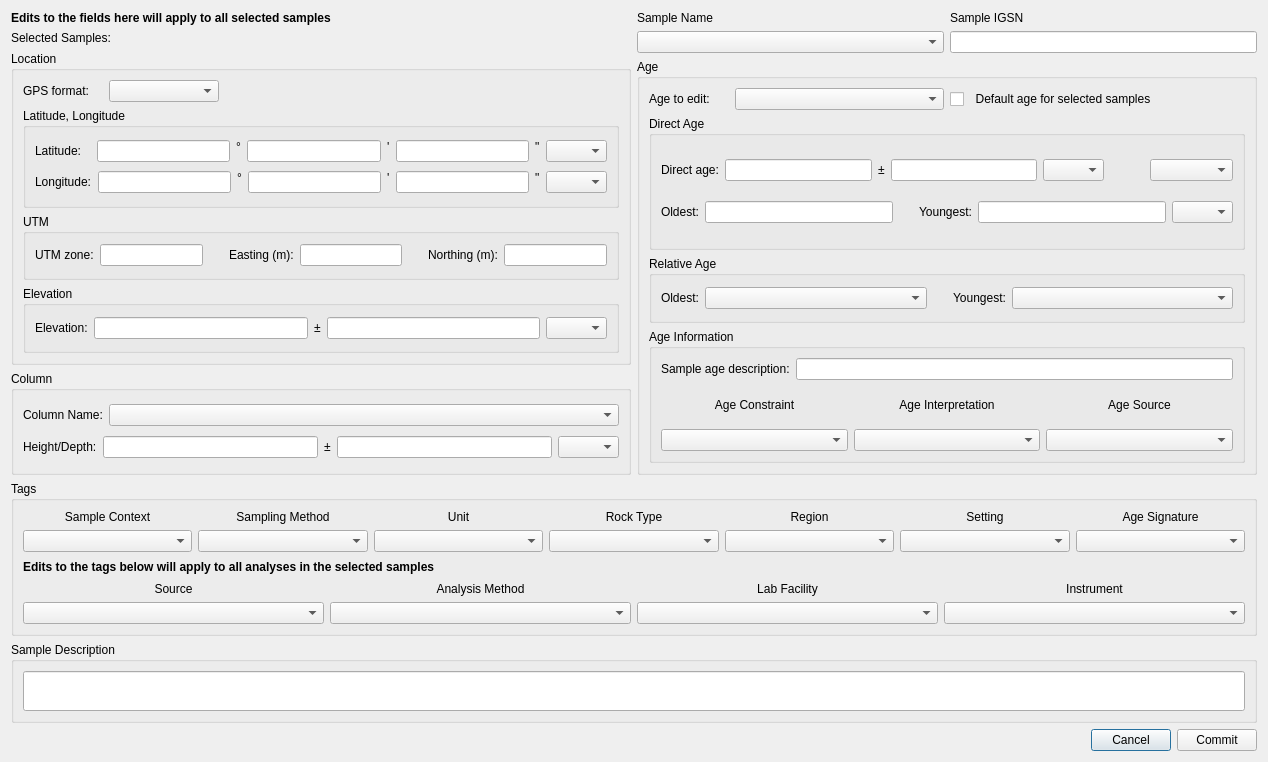
Old version of the form ui/SampleInformation.ui in the repository kathrynmetcalf/GeoCORK.
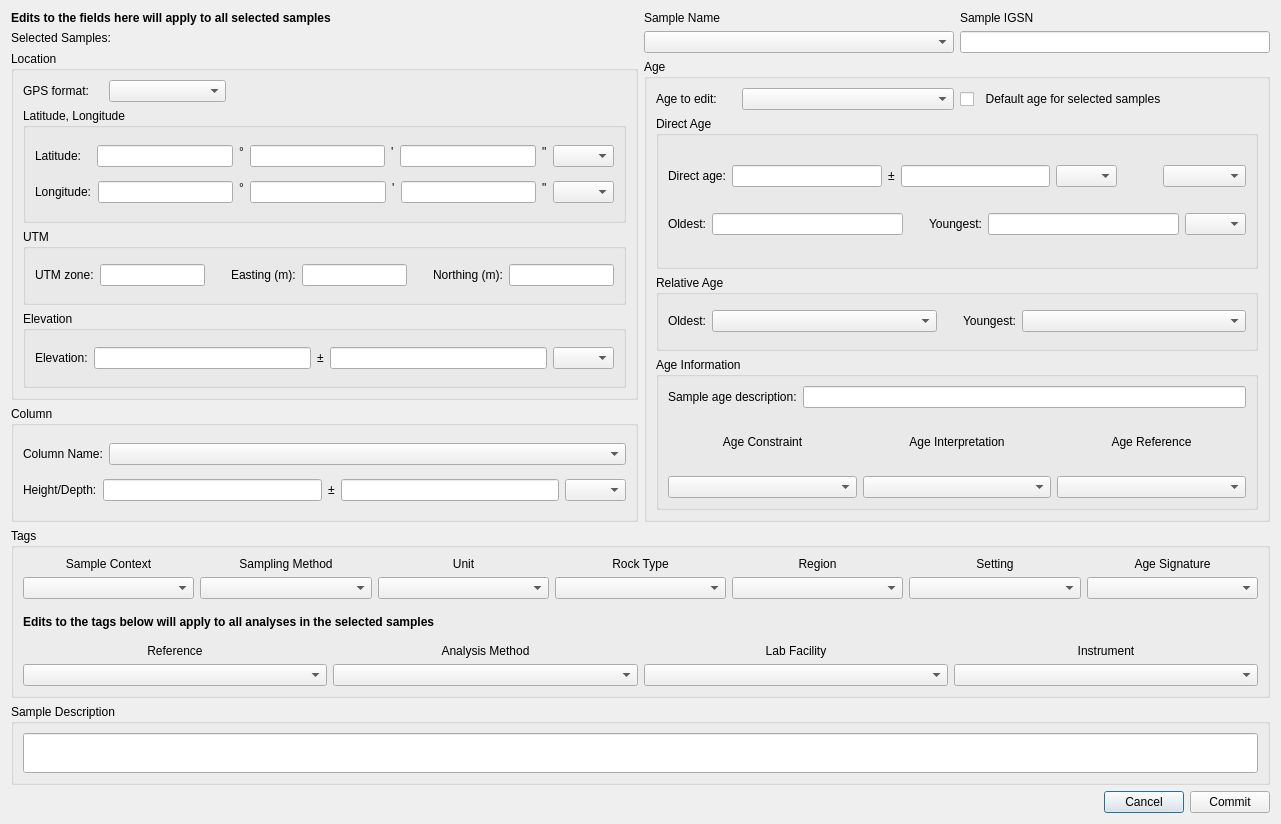
New version of the form. Custom widgets are drawn as their Qt base class.

Commit message: Changed all tables with "Type" to "Format", updated all references I could find. Updated all references to References. Created Database_converter.py to convert the file Jarrod and Brennan made to work with the new schema. Requires a blank db in the current schema to compare with. Mostly works, but a few issues. Once the database is set, GeoChron is taking forever to load with the larger file. Trying to figure out where it is getting hung up.

What changed in the file:
```diff
--- a/ui/SampleInformation.ui
+++ b/ui/SampleInformation.ui
@@ -6,8 +6,8 @@
    <rect>
     <x>0</x>
     <y>0</y>
-    <width>1268</width>
-    <height>762</height>
+    <width>1281</width>
+    <height>824</height>
    </rect>
   </property>
   <property name="sizePolicy">
@@ -909,7 +909,7 @@
                <item row="0" column="2">
                 <widget class="QLabel" name="age_source_label">
                  <property name="text">
-                  <string>Age Source</string>
+                  <string>Age Reference</string>
                  </property>
                  <property name="alignment">
                   <set>Qt::AlignCenter</set>
@@ -1082,7 +1082,7 @@
           <item>
            <widget class="QLabel" name="source_label">
             <property name="text">
-             <string>Source</string>
+             <string>Reference</string>
             </property>
             <property name="alignment">
              <set>Qt::AlignCenter</set>
```
Left out of the diff: 8 changed lines with no effect on the pictures. The commit also changes 18 other files.
